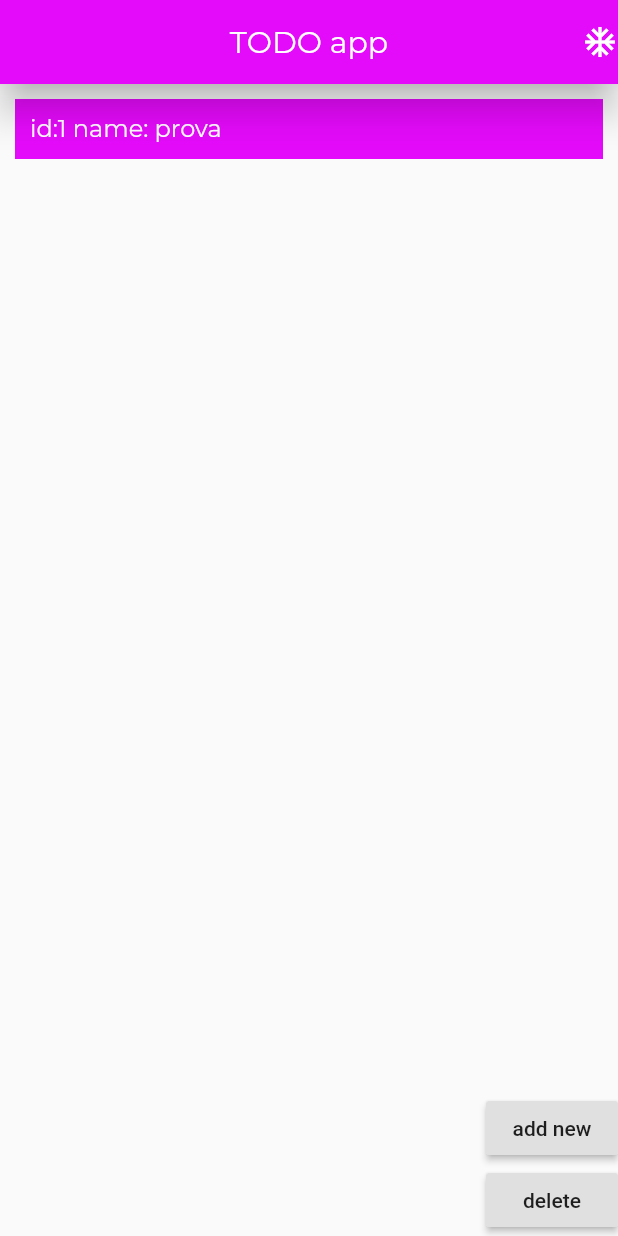
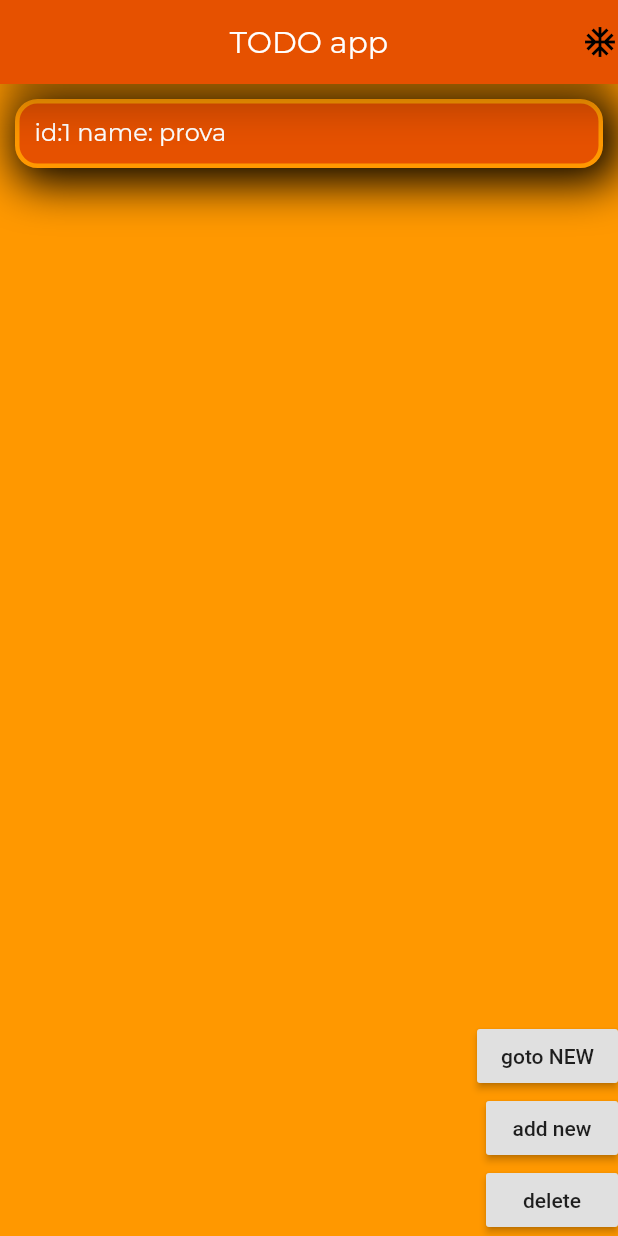
Before and after one commit to VenturaLorenzo/TodoApp, a Flutter app: the screen it shows after launch, after a tap on "add new", on a phone screen of 412 x 824 dp. Run offline on Flutter 3.47's test engine with Material 2 defaults, Android fonts, the phone set to English and light mode, and no system bars; our stand-ins replace sqflite; accounts and stored records are empty.

```diff
--- a/lib/activity_entity.dart
+++ b/lib/activity_entity.dart
@@ -8,8 +8,23 @@ class ActivityEntity extends StatelessWidget {
   Widget build(BuildContext context) {
     // TODO: implement build
     return Container(
+      decoration: BoxDecoration(
+          border: Border.all(width: 3.0, color:Theme.of(context).primaryColor),
+          borderRadius: BorderRadius.all(Radius.circular(15.0)),
+          color: Theme.of(context).accentColor,
+          boxShadow: [
+            BoxShadow(
+                spreadRadius: 5.0,
+                blurRadius: 25.0,
+                color: Colors.black,
+                offset: Offset(5.0, 5.0))
+          ]),
       child: Text(
-          "id:" + _activity.getID().toString() + " name: " + _activity.name,style: Theme.of(context).textTheme.body1,),
-    color: Theme.of(context).primaryColor,padding: EdgeInsets.all(10.0),margin: EdgeInsets.all(10.0),);
+        "id:" + _activity.getID().toString() + " name: " + _activity.name,
+        style: Theme.of(context).textTheme.body1,
+      ),
+      padding: EdgeInsets.all(10.0),
+      margin: EdgeInsets.all(10.0),
+    );
   }
 }
--- a/lib/activity_manager.dart
+++ b/lib/activity_manager.dart
@@ -1,4 +1,5 @@
 import 'package:flutter/material.dart';
+import 'package:todo_app/activity_creator.dart';
 import 'package:todo_app/activity_entity.dart';
 
 import 'activity.dart';
@@ -23,7 +24,7 @@ class _ActivityManagerState extends State<ActivityManager> {
 
   @override
   Widget build(BuildContext context) {
-    return Stack(children: <Widget>[
+    return Container(color: Theme.of(context).primaryColor, child: Stack( children: <Widget>[
       ListView(
           shrinkWrap: true,
           scrollDirection: Axis.vertical,
@@ -42,10 +43,18 @@ class _ActivityManagerState extends State<ActivityManager> {
         mainAxisAlignment: MainAxisAlignment.end,
         crossAxisAlignment: CrossAxisAlignment.end,
         children: <Widget>[
+          RaisedButton(child:  Text("goto NEW"),onPressed: () async {
+          await  Navigator.push(context,MaterialPageRoute(builder: (context) => ActivityCreationPage()));
+            fetchActivities();
+          },),
           RaisedButton(
             child: Text("add new"),
             onPressed: () {
-              _insert(Activity("prova"));
+              dbHelper.insertActivity(Activity("prova"));
+              fetchActivities();
+              setState(() {
+
+              });
             },
           ),
           RaisedButton(
@@ -56,7 +65,7 @@ class _ActivityManagerState extends State<ActivityManager> {
           )
         ],
       ))
-    ]);
+    ]));
   }
 
   // Button onPressed methods
@@ -66,7 +75,6 @@ class _ActivityManagerState extends State<ActivityManager> {
     Map<String, dynamic> row = {DatabaseHelper.columnName: activity.name};
     final id = await dbHelper.insert(row);
     print('inserted row id: $id');
-    fetchActivities();
   }
 
   void _query() async {
--- a/lib/database_helper.dart
+++ b/lib/database_helper.dart
@@ -3,6 +3,7 @@ import 'package:path/path.dart';
 import 'package:path_provider/path_provider.dart';
 import 'package:sqflite/sqflite.dart';
 import 'package:sqflite/sqlite_api.dart';
+import 'package:todo_app/activity.dart';
 
 class DatabaseHelper {
 
@@ -85,4 +86,9 @@ class DatabaseHelper {
     Database db = await instance.database;
     return await db.delete(table, where: '$columnId = ?', whereArgs: [id]);
   }
+
+  Future<void> insertActivity(Activity activity) async {Map<String, dynamic> row = {DatabaseHelper.columnName: activity.name};
+    final id = await insert(row);
+    print('inserted row id: $id');
+    }
 }
--- a/lib/main.dart
+++ b/lib/main.dart
@@ -20,6 +20,7 @@ class MyApp extends StatelessWidget {
             actions: <Widget>[Icon(Icons.ac_unit)],
           ),
           body: ActivityManager(),
+          //backgroundColor: Theme.of(context).primaryColor,
         ));
   }
 }
--- a/lib/themes.dart
+++ b/lib/themes.dart
@@ -2,16 +2,31 @@ import 'package:flutter/material.dart';
 import 'style.dart';
 class ThemeGenerator{
 
+static const Ocra= Color(0xFFE40AFA);
+static const Arancione= Colors.orange;
+static const ArancioneScuro= Color(0xFFE65100);
+static const Viola=Color(0xFF8E24AA);
 
 static ThemeData buildNormalTheme(){
-  //const ocra= Color(1428730);
-  return ThemeData(brightness: Brightness.light,primaryColor: Color(0xFFE40AFA),accentColor: Colors.purple[600],
+
+
+  return ThemeData(brightness: Brightness.light,primaryColor: Arancione,accentColor:ArancioneScuro,
           appBarTheme:
-              AppBarTheme(textTheme: TextTheme(title: AppBarTextStyle)),
+              AppBarTheme(color: ArancioneScuro, textTheme: TextTheme(title: AppBarTextStyle)),
           textTheme: TextTheme(body1: Body1TextStyle, title: TitleTextStyle),
           primarySwatch: Colors.orange,
         );
 
 }
+static ThemeData buildDarkTheme(){
+
+
+  return ThemeData(brightness: Brightness.dark,primaryColor: ArancioneScuro,accentColor:Arancione,
+          appBarTheme:
+              AppBarTheme(textTheme: TextTheme(title: AppBarTextStyle)),
+          textTheme: TextTheme(body1: Body1TextStyle, title: TitleTextStyle),
+          primarySwatch: Colors.purple,
+        );
 
 }
+}
```
Also changed, not shown: lib/activity.dart (+8 -6 lines), lib/activity_creator.dart (added, +64 -0 lines).
